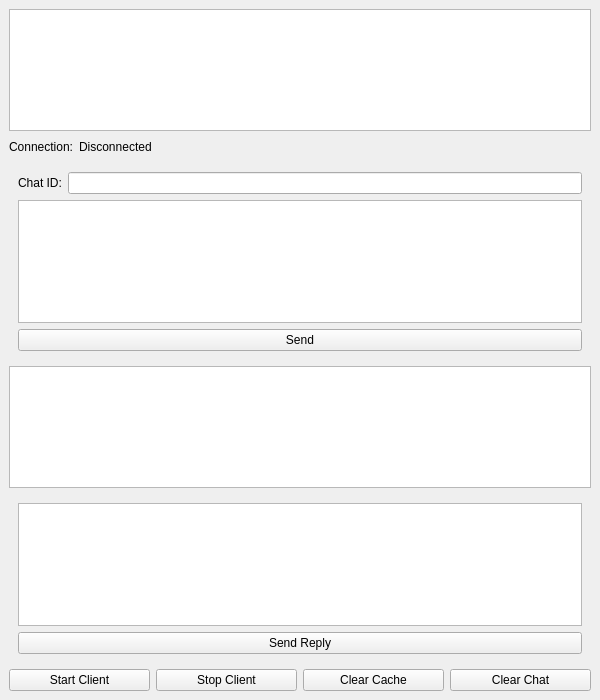
Before: the Qt Designer form client/ui/mainwindow.ui in i3ycuk/chillify, drawn with Qt 5.
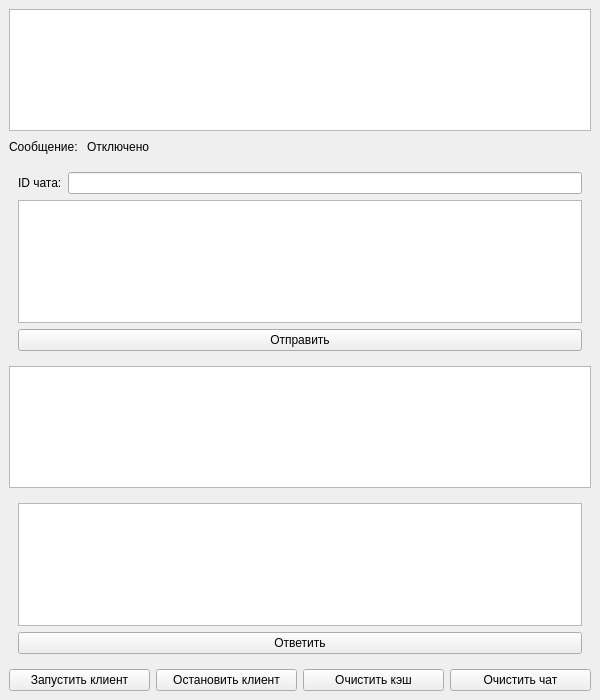
After: the same form once the commit is applied.

```diff
--- a/client/ui/mainwindow.ui
+++ b/client/ui/mainwindow.ui
@@ -27,14 +27,14 @@
       <item>
        <widget class="QLabel" name="connection_label">
         <property name="text">
-         <string>Connection:</string>
+         <string>Сообщение: </string>
         </property>
        </widget>
       </item>
       <item>
        <widget class="QLabel" name="connection_status_label">
         <property name="text">
-         <string>Disconnected</string>
+         <string>Отключено</string>
         </property>
        </widget>
       </item>
@@ -61,7 +61,7 @@
                         <item>
                             <widget class="QLabel" name="chat_id_label">
                                 <property name="text">
-                                    <string>Chat ID:</string>
+            <string>ID чата:</string>
                                 </property>
                             </widget>
                         </item>
@@ -76,7 +76,7 @@
                 <item>
                     <widget class="QPushButton" name="send_message_button">
                         <property name="text">
-                            <string>Send</string>
+          <string>Отправить</string>
                         </property>
                     </widget>
                 </item>
@@ -95,7 +95,7 @@
                 <item>
                     <widget class="QPushButton" name="send_reply_button">
                         <property name="text">
-                            <string>Send Reply</string>
+          <string>Ответить</string>
                         </property>
                     </widget>
                 </item>
@@ -107,28 +107,28 @@
       <item>
        <widget class="QPushButton" name="start_button">
         <property name="text">
-         <string>Start Client</string>
+         <string>Запустить клиент</string>
         </property>
        </widget>
       </item>
       <item>
        <widget class="QPushButton" name="stop_button">
         <property name="text">
-         <string>Stop Client</string>
+         <string>Остановить клиент</string>
         </property>
        </widget>
       </item>
       <item>
        <widget class="QPushButton" name="clear_cache_button">
         <property name="text">
-         <string>Clear Cache</string>
+         <string>Очистить кэш</string>
         </property>
        </widget>
       </item>
       <item>
        <widget class="QPushButton" name="clear_chat_button">
         <property name="text">
-         <string>Clear Chat</string>
+         <string>Очистить чат</string>
         </property>
        </widget>
       </item>
```
Left out of the diff: 28 changed lines with no effect on the pictures. Lines whose indentation alone changed are shown as unchanged.
